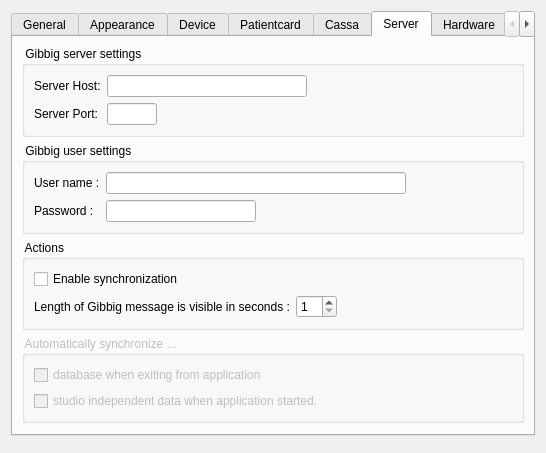
The window that client/dlgpreferences.ui (tbikfalvi/Belenus) describes before a commit, drawn with Qt 5.
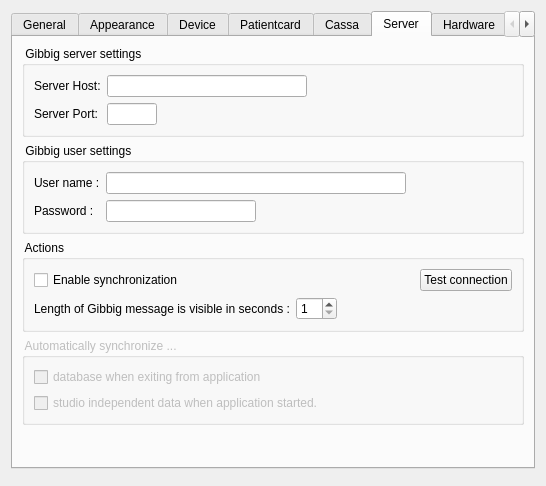
The same window after the commit.

Patch:
```diff
--- a/client/dlgpreferences.ui
+++ b/client/dlgpreferences.ui
@@ -10,7 +10,7 @@
     <x>0</x>
     <y>0</y>
     <width>546</width>
-    <height>453</height>
+    <height>486</height>
    </rect>
   </property>
   <property name="windowTitle">
@@ -1509,11 +1509,35 @@
          </property>
          <layout class="QVBoxLayout" name="verticalLayout_17">
           <item>
+           <layout class="QHBoxLayout" name="horizontalLayout_30">
+            <item>
            <widget class="QCheckBox" name="chkEnableGibbig">
             <property name="text">
              <string>Enable synchronization</string>
             </property>
            </widget>
+            </item>
+            <item>
+             <spacer name="horizontalSpacer_24">
+              <property name="orientation">
+               <enum>Qt::Horizontal</enum>
+              </property>
+              <property name="sizeHint" stdset="0">
+               <size>
+                <width>40</width>
+                <height>20</height>
+               </size>
+              </property>
+             </spacer>
+            </item>
+            <item>
+             <widget class="QPushButton" name="pbTestGibbig">
+              <property name="text">
+               <string>Test connection</string>
+              </property>
+             </widget>
+            </item>
+           </layout>
           </item>
           <item>
            <layout class="QHBoxLayout" name="horizontalLayout_29">
```
Lines whose indentation alone changed are shown as unchanged.
